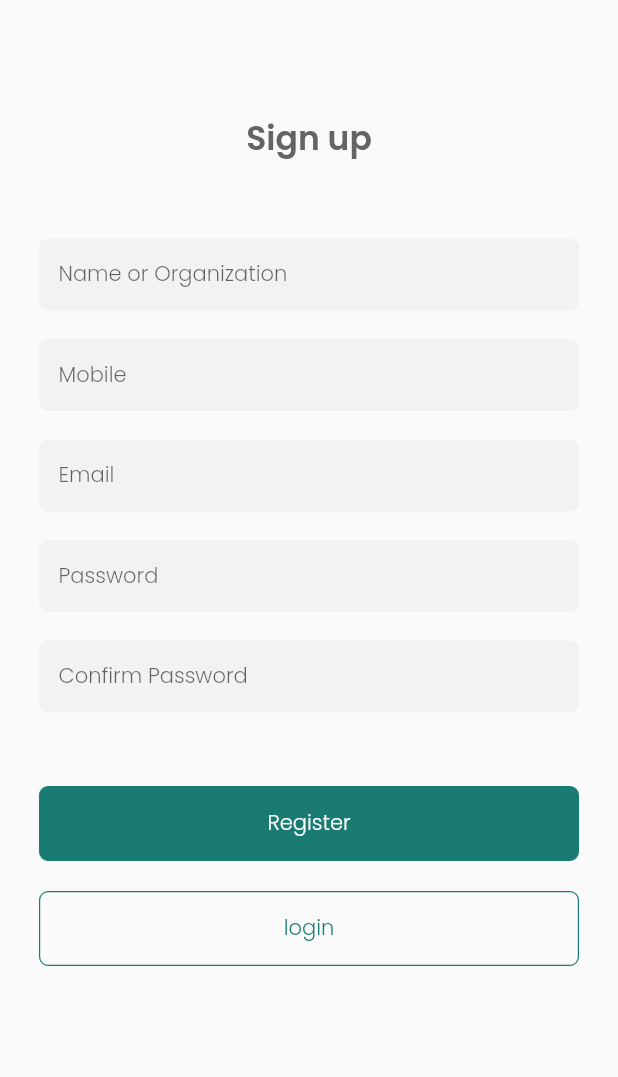
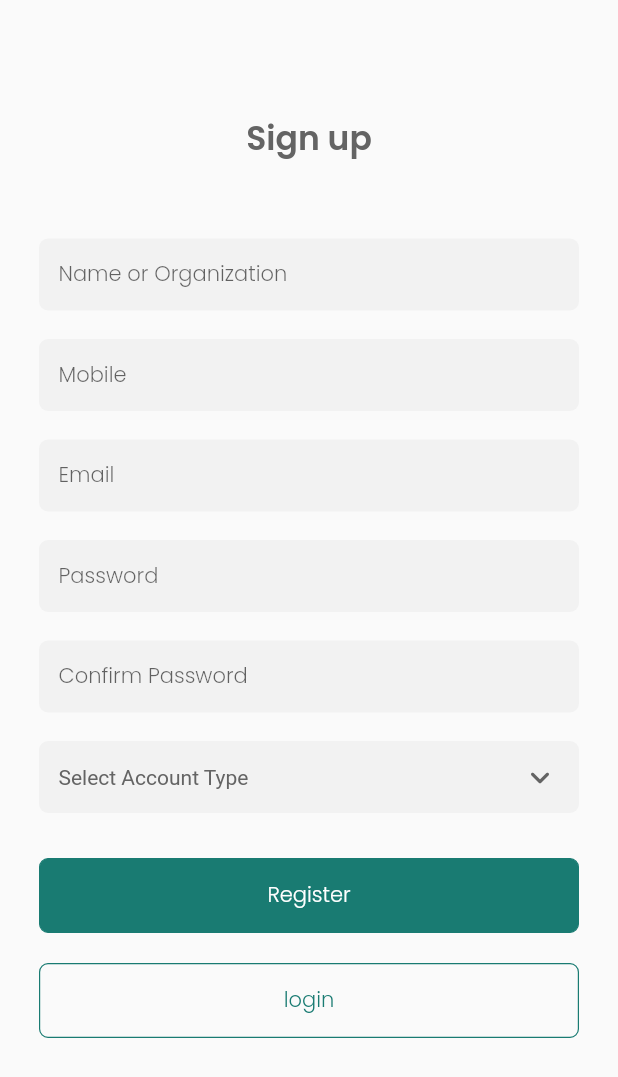
Before and after one commit to saleheen1/Bikroy-flutter, a Flutter app: the SignUpPage screen opened directly, on a phone screen of 412 x 824 dp. Shown: the top 1077 px of the screen. Run offline on Flutter 3.47's test engine with Material 2 defaults, Android fonts, the light colour scheme and no system bars; our stand-ins replace page_transition, responsive_grid.

Commit message:
sign up page dropdown added'

```diff
--- a/lib/meta/screens/Authentications/signUpPage.dart
+++ b/lib/meta/screens/Authentications/signUpPage.dart
@@ -20,6 +20,8 @@ class _SignUpPageState extends State<SignUpPage>
 
   AnimationController? _controller;
   Animation? _animation;
+
+  String dropdownValue = 'Select Account Type';
 
   @override
   void initState() {
@@ -60,7 +62,6 @@ class _SignUpPageState extends State<SignUpPage>
           child: SingleChildScrollView(
             child: Padding(
               padding: const EdgeInsets.all(26.0),
-              child: Center(
               child: Container(
                   child: Column(
                 children: [
@@ -139,6 +140,47 @@ class _SignUpPageState extends State<SignUpPage>
                       ),
                     ],
                   ),
+                  //Account type dropdown
+
+                  Container(
+                    padding: EdgeInsets.symmetric(horizontal: 13),
+                    decoration: BoxDecoration(
+                      color: Color(0xfff2f2f2),
+                      // border: Border.all(color: ConstantColors().greySecondary),
+                      borderRadius: BorderRadius.circular(6),
+                    ),
+                    child: DropdownButtonHideUnderline(
+                      child: DropdownButton<String>(
+                        isExpanded: true,
+                        value: dropdownValue,
+                        icon: const Icon(Icons.keyboard_arrow_down_rounded,
+                            color: Color(0xff646464)),
+                        iconSize: 26,
+                        elevation: 16,
+                        style: const TextStyle(color: Color(0xff646464)),
+                        // underline: Container(
+                        //     height: 1, color: Color(0xffC6C6C6)),
+                        onChanged: (String? newValue) {
+                          setState(() {
+                            dropdownValue = newValue!;
+                          });
+                        },
+                        items: <String>[
+                          'Select Account Type',
+                          'Personal Account',
+                          'Business Account',
+                          'E-shop',
+                        ].map<DropdownMenuItem<String>>((String value) {
+                          return DropdownMenuItem<String>(
+                            value: value,
+                            child: Text(
+                              value,
+                            ),
+                          );
+                        }).toList(),
+                      ),
+                    ),
+                  ),
                   SizedBox(
                     height: 30,
                   ),
@@ -170,7 +212,6 @@ class _SignUpPageState extends State<SignUpPage>
           ),
         ),
       ),
-      ),
     );
   }
 }
```
Lines whose indentation alone changed are shown as unchanged.
